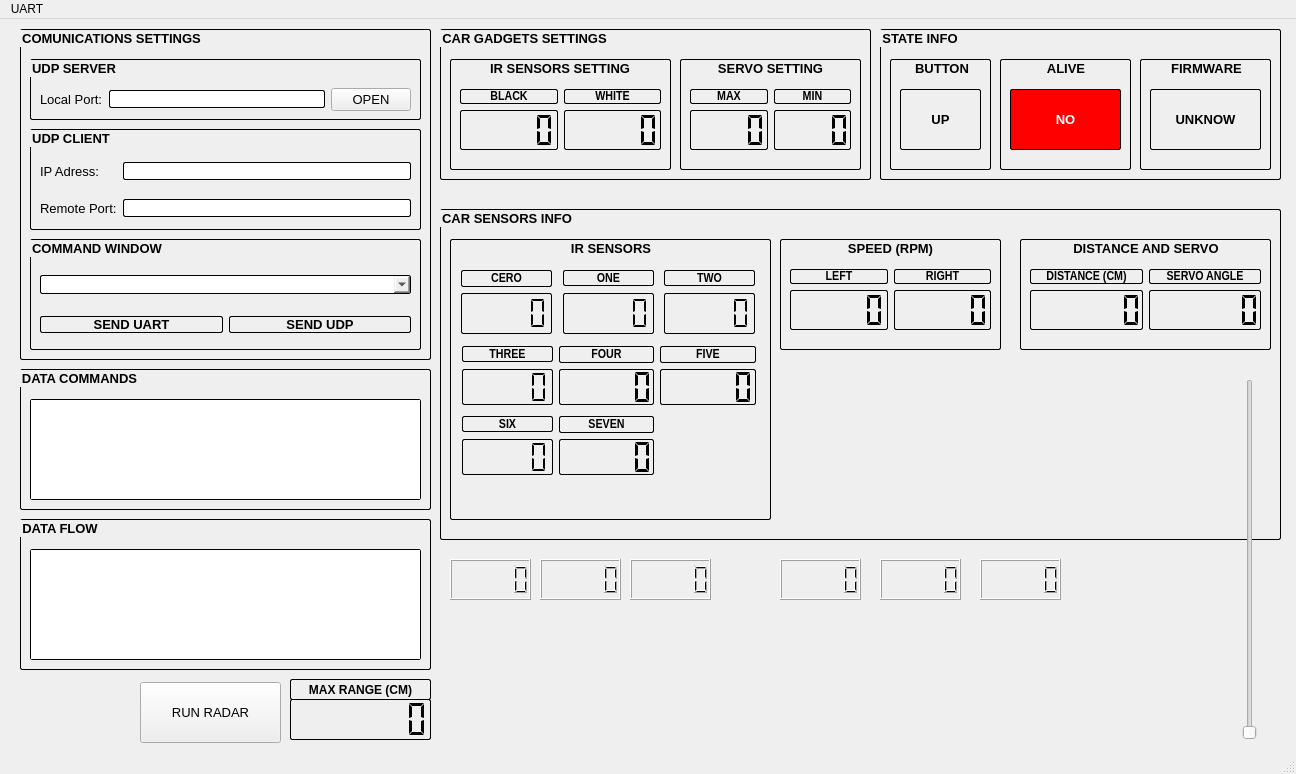
The window that mainwindow.ui (IvanLeiCas22/EspConfigBridgge) describes before a commit, drawn with Qt 5.
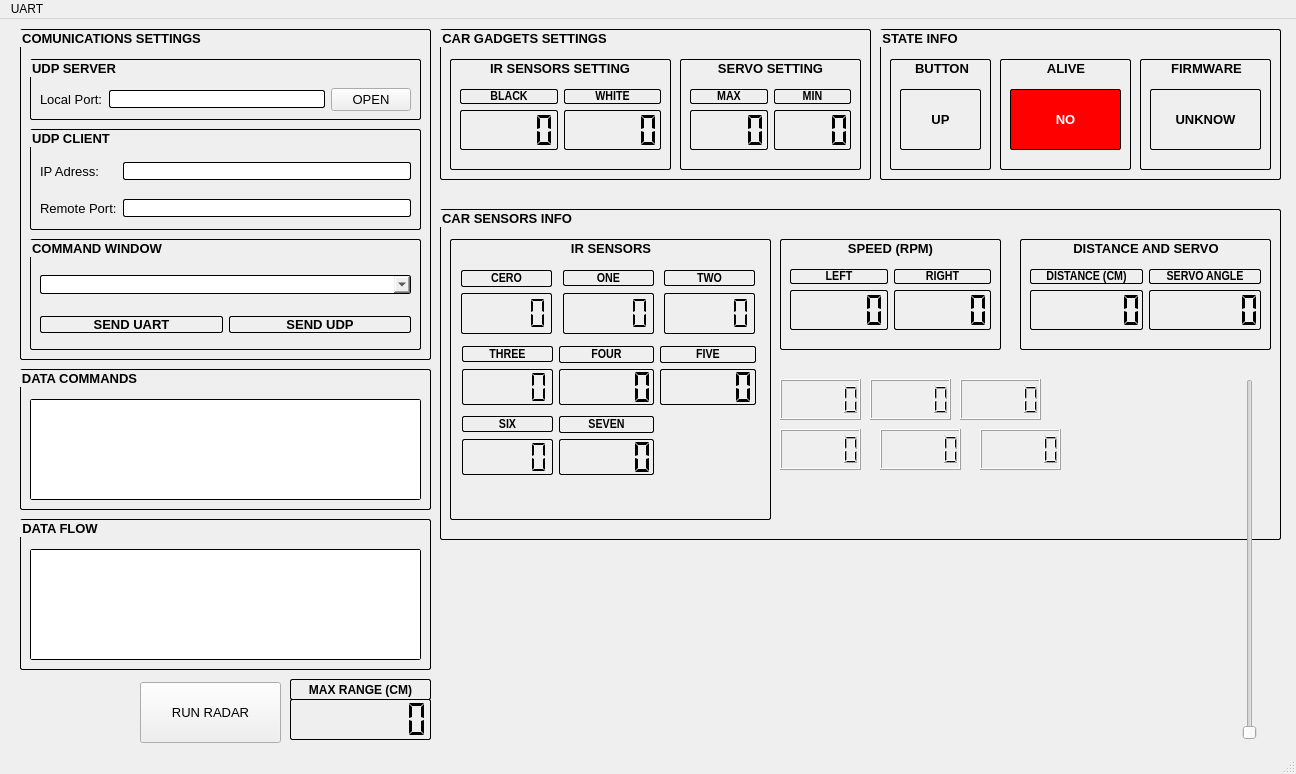
The same window after the commit. Icons and pictures are not drawn.

The edit to the form file:
```diff
--- a/mainwindow.ui
+++ b/mainwindow.ui
@@ -1857,13 +1857,63 @@
       </layout>
      </widget>
     </widget>
-    <widget class="QWidget" name="widgetRadar" native="true">
+    <widget class="QLCDNumber" name="gyro_2">
+     <property name="geometry">
+      <rect>
+       <x>520</x>
+       <y>170</y>
+       <width>81</width>
+       <height>41</height>
+      </rect>
+     </property>
+    </widget>
+    <widget class="QLCDNumber" name="gyro_0">
+     <property name="geometry">
+      <rect>
+       <x>340</x>
+       <y>170</y>
+       <width>81</width>
+       <height>41</height>
+      </rect>
+     </property>
+    </widget>
+    <widget class="QLCDNumber" name="gyro_1">
+     <property name="geometry">
+      <rect>
+       <x>430</x>
+       <y>170</y>
+       <width>81</width>
+       <height>41</height>
+      </rect>
+     </property>
+    </widget>
+    <widget class="QLCDNumber" name="accel_2">
+     <property name="geometry">
+      <rect>
+       <x>540</x>
+       <y>220</y>
+       <width>81</width>
+       <height>41</height>
+      </rect>
+     </property>
+    </widget>
+    <widget class="QLCDNumber" name="accel_0">
+     <property name="geometry">
+      <rect>
+       <x>340</x>
+       <y>220</y>
+       <width>81</width>
+       <height>41</height>
+      </rect>
+     </property>
+    </widget>
+    <widget class="QLCDNumber" name="accel_1">
      <property name="geometry">
       <rect>
        <x>440</x>
-       <y>190</y>
-       <width>120</width>
-       <height>80</height>
+       <y>220</y>
+       <width>81</width>
+       <height>41</height>
       </rect>
      </property>
     </widget>
@@ -2230,63 +2280,13 @@
      <set>Qt::AlignCenter</set>
     </property>
    </widget>
-   <widget class="QLCDNumber" name="gyro_0">
+   <widget class="QWidget" name="widgetRadar" native="true">
     <property name="geometry">
      <rect>
-      <x>450</x>
-      <y>540</y>
-      <width>81</width>
-      <height>41</height>
-     </rect>
-    </property>
-   </widget>
-   <widget class="QLCDNumber" name="gyro_1">
-    <property name="geometry">
-     <rect>
-      <x>540</x>
-      <y>540</y>
-      <width>81</width>
-      <height>41</height>
-     </rect>
-    </property>
-   </widget>
-   <widget class="QLCDNumber" name="gyro_2">
-    <property name="geometry">
-     <rect>
-      <x>630</x>
-      <y>540</y>
-      <width>81</width>
-      <height>41</height>
-     </rect>
-    </property>
-   </widget>
-   <widget class="QLCDNumber" name="accel_0">
-    <property name="geometry">
-     <rect>
-      <x>780</x>
-      <y>540</y>
-      <width>81</width>
-      <height>41</height>
-     </rect>
-    </property>
-   </widget>
-   <widget class="QLCDNumber" name="accel_1">
-    <property name="geometry">
-     <rect>
-      <x>880</x>
-      <y>540</y>
-      <width>81</width>
-      <height>41</height>
-     </rect>
-    </property>
-   </widget>
-   <widget class="QLCDNumber" name="accel_2">
-    <property name="geometry">
-     <rect>
-      <x>980</x>
-      <y>540</y>
-      <width>81</width>
-      <height>41</height>
+      <x>470</x>
+      <y>550</y>
+      <width>128</width>
+      <height>64</height>
      </rect>
     </property>
    </widget>
```
